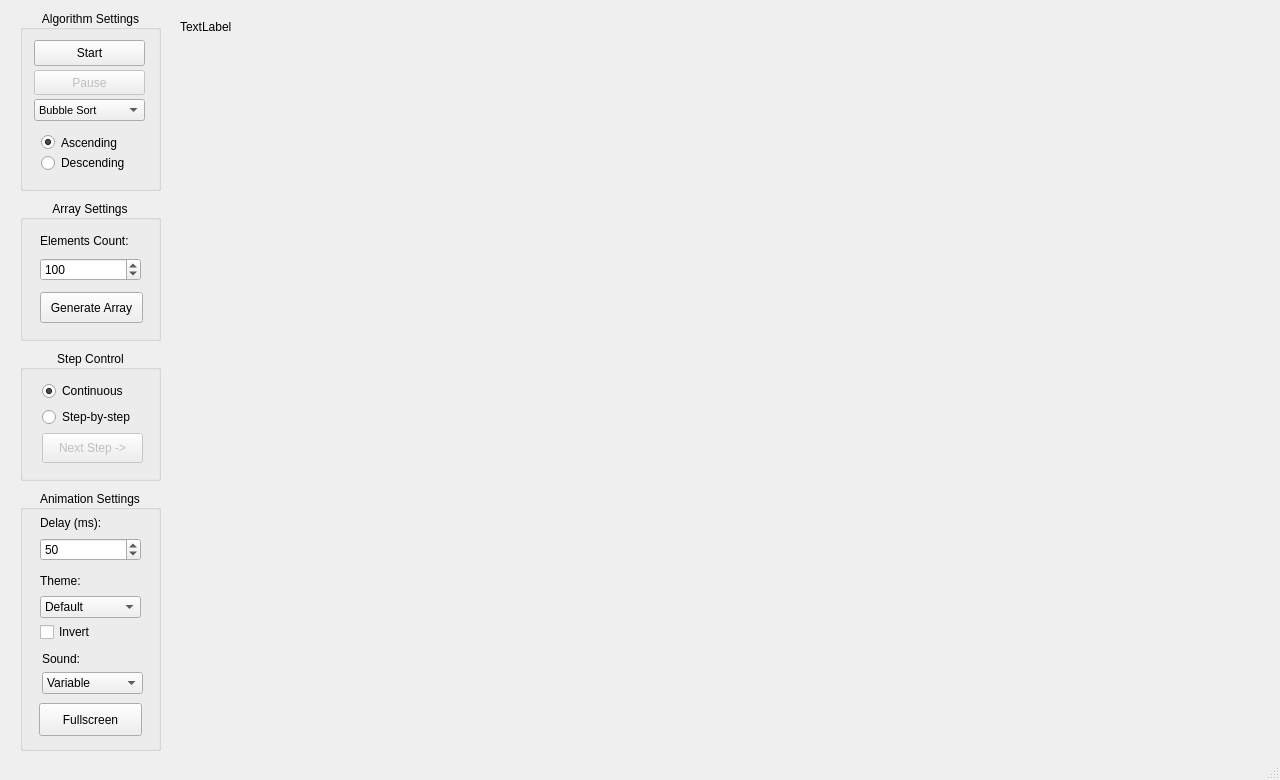
adamt-eng/sorting-visualizer, file mainwindow.ui: the form before one commit.
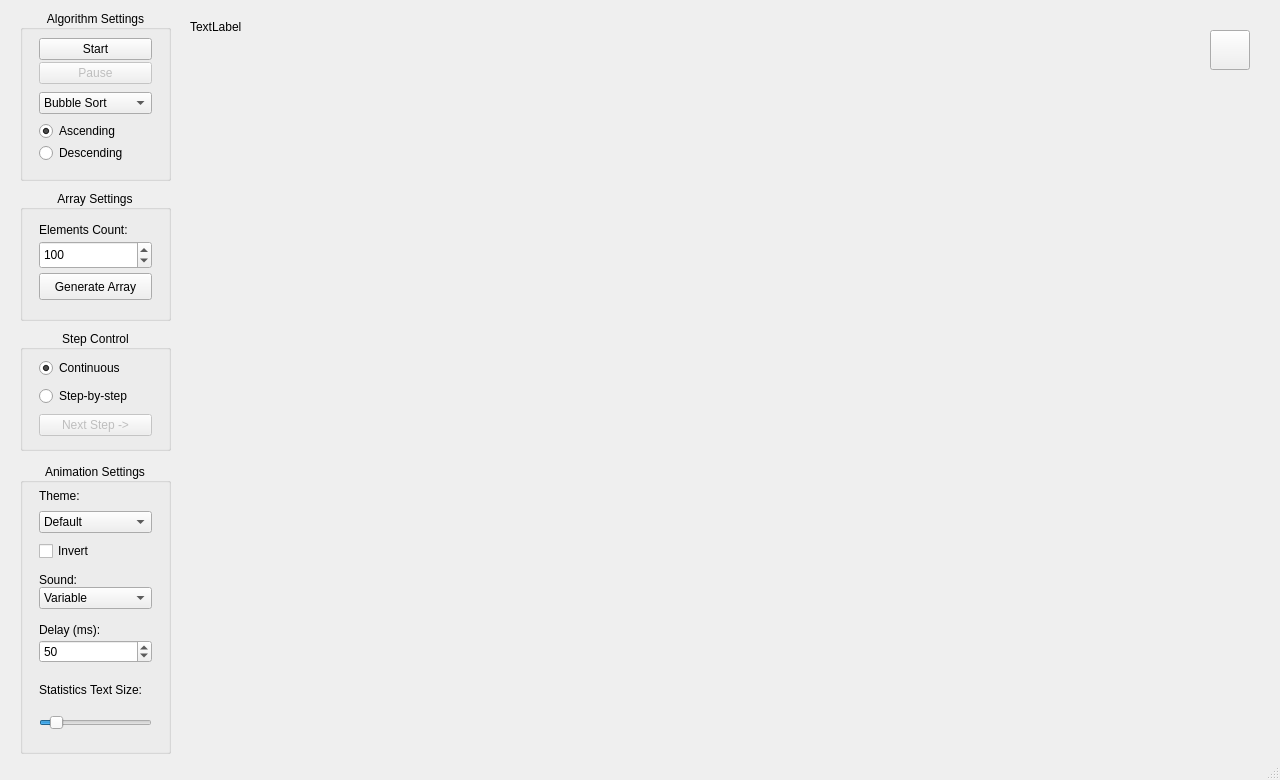
The form after the commit. Icons and pictures are not drawn.

The edit to the form file:
```diff
--- a/mainwindow.ui
+++ b/mainwindow.ui
@@ -18,7 +18,7 @@
   </property>
   <property name="minimumSize">
    <size>
-    <width>360</width>
+    <width>0</width>
     <height>780</height>
    </size>
   </property>
@@ -39,9 +39,9 @@
     <property name="geometry">
      <rect>
       <x>20</x>
-      <y>350</y>
-      <width>141</width>
-      <height>131</height>
+      <y>330</y>
+      <width>151</width>
+      <height>121</height>
      </rect>
     </property>
     <property name="title">
@@ -53,18 +53,38 @@
     <property name="flat">
      <bool>false</bool>
     </property>
-    <widget class="QWidget" name="verticalLayoutWidget_3">
-     <property name="geometry">
-      <rect>
-       <x>22</x>
-       <y>31</y>
-       <width>101</width>
-       <height>82</height>
-      </rect>
+    <layout class="QVBoxLayout" name="verticalLayout_4">
+     <property name="spacing">
+      <number>0</number>
      </property>
+     <property name="leftMargin">
+      <number>0</number>
+     </property>
+     <property name="topMargin">
+      <number>0</number>
+     </property>
+     <property name="rightMargin">
+      <number>0</number>
+     </property>
+     <property name="bottomMargin">
+      <number>0</number>
+     </property>
+     <item>
      <layout class="QVBoxLayout" name="stepControlLayout">
       <property name="spacing">
-       <number>6</number>
+        <number>8</number>
+       </property>
+       <property name="leftMargin">
+        <number>16</number>
+       </property>
+       <property name="topMargin">
+        <number>8</number>
+       </property>
+       <property name="rightMargin">
+        <number>16</number>
+       </property>
+       <property name="bottomMargin">
+        <number>12</number>
       </property>
       <item>
        <widget class="QRadioButton" name="continuousRadioButton">
@@ -115,15 +135,16 @@
        </widget>
       </item>
      </layout>
-    </widget>
+     </item>
+    </layout>
    </widget>
    <widget class="QGroupBox" name="algorithmSettingsGroupBox">
     <property name="geometry">
      <rect>
       <x>20</x>
       <y>10</y>
-      <width>141</width>
-      <height>181</height>
+      <width>151</width>
+      <height>171</height>
      </rect>
     </property>
     <property name="title">
@@ -135,67 +156,43 @@
     <property name="flat">
      <bool>false</bool>
     </property>
-    <widget class="QWidget" name="verticalLayoutWidget">
-     <property name="geometry">
-      <rect>
-       <x>21</x>
-       <y>122</y>
-       <width>101</width>
-       <height>41</height>
-      </rect>
-     </property>
-     <layout class="QVBoxLayout" name="orderLayout">
+    <layout class="QVBoxLayout" name="verticalLayout_6">
       <property name="spacing">
        <number>0</number>
       </property>
-      <item>
-       <widget class="QRadioButton" name="ascendingRadioButton">
-        <property name="sizePolicy">
-         <sizepolicy hsizetype="Minimum" vsizetype="MinimumExpanding">
-          <horstretch>0</horstretch>
-          <verstretch>0</verstretch>
-         </sizepolicy>
-        </property>
-        <property name="focusPolicy">
-         <enum>Qt::FocusPolicy::NoFocus</enum>
-        </property>
-        <property name="text">
-         <string>Ascending</string>
-        </property>
-        <property name="checked">
-         <bool>true</bool>
-        </property>
-       </widget>
-      </item>
+     <property name="leftMargin">
+      <number>0</number>
+     </property>
+     <property name="topMargin">
+      <number>0</number>
+     </property>
+     <property name="rightMargin">
+      <number>0</number>
+     </property>
+     <property name="bottomMargin">
+      <number>0</number>
+     </property>
       <item>
-       <widget class="QRadioButton" name="descendingRadioButton">
-        <property name="focusPolicy">
-         <enum>Qt::FocusPolicy::NoFocus</enum>
-        </property>
-        <property name="text">
-         <string>Descending</string>
-        </property>
-       </widget>
-      </item>
-     </layout>
-    </widget>
-    <widget class="QWidget" name="verticalLayoutWidget_5">
-     <property name="geometry">
-      <rect>
-       <x>14</x>
-       <y>30</y>
-       <width>111</width>
-       <height>81</height>
-      </rect>
-     </property>
      <layout class="QVBoxLayout" name="startLayout">
       <property name="spacing">
-       <number>4</number>
+        <number>2</number>
+       </property>
+       <property name="leftMargin">
+        <number>16</number>
+       </property>
+       <property name="topMargin">
+        <number>8</number>
+       </property>
+       <property name="rightMargin">
+        <number>16</number>
+       </property>
+       <property name="bottomMargin">
+        <number>2</number>
       </property>
       <item>
        <widget class="QPushButton" name="startButton">
         <property name="sizePolicy">
-         <sizepolicy hsizetype="Preferred" vsizetype="Preferred">
+          <sizepolicy hsizetype="Preferred" vsizetype="Expanding">
           <horstretch>0</horstretch>
           <verstretch>0</verstretch>
          </sizepolicy>
@@ -214,7 +211,7 @@
          <bool>false</bool>
         </property>
         <property name="sizePolicy">
-         <sizepolicy hsizetype="Preferred" vsizetype="Preferred">
+          <sizepolicy hsizetype="Preferred" vsizetype="Expanding">
           <horstretch>0</horstretch>
           <verstretch>0</verstretch>
          </sizepolicy>
@@ -227,11 +224,36 @@
         </property>
        </widget>
       </item>
+      </layout>
+     </item>
+     <item>
+      <layout class="QVBoxLayout" name="algorithmLayout">
+       <property name="spacing">
+        <number>0</number>
+       </property>
+       <property name="leftMargin">
+        <number>16</number>
+       </property>
+       <property name="topMargin">
+        <number>6</number>
+       </property>
+       <property name="rightMargin">
+        <number>16</number>
+       </property>
+       <property name="bottomMargin">
+        <number>6</number>
+       </property>
       <item>
        <widget class="QComboBox" name="algorithmComboBox">
+         <property name="sizePolicy">
+          <sizepolicy hsizetype="Preferred" vsizetype="Preferred">
+           <horstretch>0</horstretch>
+           <verstretch>0</verstretch>
+          </sizepolicy>
+         </property>
         <property name="font">
          <font>
-          <pointsize>8</pointsize>
+           <pointsize>9</pointsize>
          </font>
         </property>
         <property name="focusPolicy">
@@ -298,15 +320,70 @@
        </widget>
       </item>
      </layout>
-    </widget>
+     </item>
+     <item>
+      <layout class="QVBoxLayout" name="orderLayout">
+       <property name="spacing">
+        <number>4</number>
+       </property>
+       <property name="leftMargin">
+        <number>16</number>
+       </property>
+       <property name="topMargin">
+        <number>2</number>
+       </property>
+       <property name="rightMargin">
+        <number>16</number>
+       </property>
+       <property name="bottomMargin">
+        <number>16</number>
+       </property>
+       <item>
+        <widget class="QRadioButton" name="ascendingRadioButton">
+         <property name="sizePolicy">
+          <sizepolicy hsizetype="Preferred" vsizetype="Preferred">
+           <horstretch>0</horstretch>
+           <verstretch>0</verstretch>
+          </sizepolicy>
+         </property>
+         <property name="focusPolicy">
+          <enum>Qt::FocusPolicy::NoFocus</enum>
+         </property>
+         <property name="text">
+          <string>Ascending</string>
+         </property>
+         <property name="checked">
+          <bool>true</bool>
+         </property>
+        </widget>
+       </item>
+       <item>
+        <widget class="QRadioButton" name="descendingRadioButton">
+         <property name="sizePolicy">
+          <sizepolicy hsizetype="Preferred" vsizetype="Preferred">
+           <horstretch>0</horstretch>
+           <verstretch>0</verstretch>
+          </sizepolicy>
+         </property>
+         <property name="focusPolicy">
+          <enum>Qt::FocusPolicy::NoFocus</enum>
+         </property>
+         <property name="text">
+          <string>Descending</string>
+         </property>
+        </widget>
+       </item>
+      </layout>
+     </item>
+    </layout>
    </widget>
    <widget class="QGroupBox" name="animationSettingsGroupBox">
     <property name="geometry">
      <rect>
       <x>20</x>
-      <y>490</y>
-      <width>141</width>
-      <height>261</height>
+      <y>463</y>
+      <width>151</width>
+      <height>291</height>
      </rect>
     </property>
     <property name="title">
@@ -318,103 +395,63 @@
     <property name="flat">
      <bool>false</bool>
     </property>
-    <widget class="QWidget" name="verticalLayoutWidget_7">
-     <property name="geometry">
-      <rect>
-       <x>20</x>
-       <y>20</y>
-       <width>101</width>
-       <height>51</height>
-      </rect>
-     </property>
-     <layout class="QVBoxLayout" name="delayLayout">
+    <layout class="QVBoxLayout" name="verticalLayout_3">
       <property name="spacing">
-       <number>3</number>
-      </property>
-      <item>
-       <widget class="QLabel" name="delayLabel">
-        <property name="text">
-         <string>Delay (ms):</string>
-        </property>
-       </widget>
-      </item>
-      <item>
-       <widget class="QSpinBox" name="delaySpinBox">
-        <property name="focusPolicy">
-         <enum>Qt::FocusPolicy::WheelFocus</enum>
-        </property>
-        <property name="minimum">
-         <number>1</number>
-        </property>
-        <property name="maximum">
-         <number>10000</number>
-        </property>
-        <property name="value">
-         <number>50</number>
-        </property>
-       </widget>
-      </item>
-     </layout>
-    </widget>
-    <widget class="QWidget" name="verticalLayoutWidget_4">
-     <property name="geometry">
-      <rect>
-       <x>19</x>
-       <y>213</y>
-       <width>103</width>
-       <height>33</height>
-      </rect>
-     </property>
-     <layout class="QVBoxLayout" name="fullScreenLayout">
-      <property name="spacing">
+      <number>0</number>
+     </property>
+     <property name="leftMargin">
+      <number>0</number>
+     </property>
+     <property name="topMargin">
+      <number>0</number>
+     </property>
+     <property name="rightMargin">
+      <number>0</number>
+     </property>
+     <property name="bottomMargin">
        <number>0</number>
       </property>
       <item>
-       <widget class="QPushButton" name="fullScreenButton">
-        <property name="sizePolicy">
-         <sizepolicy hsizetype="Preferred" vsizetype="Preferred">
-          <horstretch>0</horstretch>
-          <verstretch>0</verstretch>
-         </sizepolicy>
-        </property>
-        <property name="minimumSize">
-         <size>
-          <width>101</width>
-          <height>31</height>
-         </size>
-        </property>
-        <property name="focusPolicy">
-         <enum>Qt::FocusPolicy::NoFocus</enum>
-        </property>
-        <property name="text">
-         <string>Fullscreen</string>
-        </property>
-       </widget>
-      </item>
-     </layout>
-    </widget>
-    <widget class="QWidget" name="verticalLayoutWidget_6">
-     <property name="geometry">
-      <rect>
-       <x>20</x>
-       <y>80</y>
-       <width>101</width>
-       <height>72</height>
-      </rect>
-     </property>
      <layout class="QVBoxLayout" name="themeLayout">
       <property name="spacing">
+        <number>8</number>
+       </property>
+       <property name="leftMargin">
+        <number>16</number>
+       </property>
+       <property name="topMargin">
+        <number>6</number>
+       </property>
+       <property name="rightMargin">
+        <number>16</number>
+       </property>
+       <property name="bottomMargin">
        <number>4</number>
       </property>
       <item>
        <widget class="QLabel" name="themeLabel">
+         <property name="sizePolicy">
+          <sizepolicy hsizetype="Preferred" vsizetype="Minimum">
+           <horstretch>0</horstretch>
+           <verstretch>0</verstretch>
+          </sizepolicy>
+         </property>
         <property name="text">
          <string>Theme:</string>
         </property>
+         <property name="alignment">
+          <set>Qt::AlignmentFlag::AlignBottom|Qt::AlignmentFlag::AlignLeading|Qt::AlignmentFlag::AlignLeft</set>
+         </property>
        </widget>
       </item>
       <item>
        <widget class="QComboBox" name="themeComboBox">
+         <property name="sizePolicy">
+          <sizepolicy hsizetype="Preferred" vsizetype="Minimum">
+           <horstretch>0</horstretch>
+           <verstretch>0</verstretch>
+          </sizepolicy>
+         </property>
         <property name="focusPolicy">
          <enum>Qt::FocusPolicy::NoFocus</enum>
         </property>
@@ -480,6 +517,12 @@
       </item>
       <item>
        <widget class="QCheckBox" name="invertThemeCheckBox">
+         <property name="sizePolicy">
+          <sizepolicy hsizetype="Minimum" vsizetype="Minimum">
+           <horstretch>0</horstretch>
+           <verstretch>0</verstretch>
+          </sizepolicy>
+         </property>
         <property name="focusPolicy">
          <enum>Qt::FocusPolicy::NoFocus</enum>
         </property>
@@ -492,25 +535,31 @@
        </widget>
       </item>
      </layout>
-    </widget>
-    <widget class="QWidget" name="verticalLayoutWidget_9">
-     <property name="geometry">
-      <rect>
-       <x>22</x>
-       <y>157</y>
-       <width>101</width>
-       <height>52</height>
-      </rect>
-     </property>
+     </item>
+     <item>
+      <layout class="QVBoxLayout" name="verticalLayout">
+       <item>
      <layout class="QVBoxLayout" name="soundLayout">
-      <property name="spacing">
-       <number>2</number>
+         <property name="leftMargin">
+          <number>16</number>
+         </property>
+         <property name="topMargin">
+          <number>8</number>
+         </property>
+         <property name="rightMargin">
+          <number>16</number>
       </property>
       <property name="bottomMargin">
-       <number>5</number>
+          <number>8</number>
       </property>
       <item>
        <widget class="QLabel" name="soundLabel">
+           <property name="sizePolicy">
+            <sizepolicy hsizetype="Preferred" vsizetype="Minimum">
+             <horstretch>0</horstretch>
+             <verstretch>0</verstretch>
+            </sizepolicy>
+           </property>
         <property name="text">
          <string>Sound:</string>
         </property>
@@ -518,6 +567,12 @@
       </item>
       <item>
        <widget class="QComboBox" name="soundComboBox">
+           <property name="sizePolicy">
+            <sizepolicy hsizetype="Preferred" vsizetype="Minimum">
+             <horstretch>0</horstretch>
+             <verstretch>0</verstretch>
+            </sizepolicy>
+           </property>
         <property name="focusPolicy">
          <enum>Qt::FocusPolicy::NoFocus</enum>
         </property>
@@ -554,17 +609,143 @@
        </widget>
       </item>
      </layout>
-    </widget>
+       </item>
+       <item>
+        <layout class="QVBoxLayout" name="delayLayout">
+         <property name="spacing">
+          <number>3</number>
+         </property>
+         <property name="leftMargin">
+          <number>16</number>
+         </property>
+         <property name="topMargin">
+          <number>6</number>
+         </property>
+         <property name="rightMargin">
+          <number>16</number>
+         </property>
+         <property name="bottomMargin">
+          <number>8</number>
+         </property>
+         <item>
+          <widget class="QLabel" name="delayLabel">
+           <property name="text">
+            <string>Delay (ms):</string>
+           </property>
+           <property name="alignment">
+            <set>Qt::AlignmentFlag::AlignBottom|Qt::AlignmentFlag::AlignLeading|Qt::AlignmentFlag::AlignLeft</set>
+           </property>
+          </widget>
+         </item>
+         <item>
+          <widget class="QSpinBox" name="delaySpinBox">
+           <property name="sizePolicy">
+            <sizepolicy hsizetype="Minimum" vsizetype="Preferred">
+             <horstretch>0</horstretch>
+             <verstretch>0</verstretch>
+            </sizepolicy>
+           </property>
+           <property name="focusPolicy">
+            <enum>Qt::FocusPolicy::WheelFocus</enum>
+           </property>
+           <property name="minimum">
+            <number>1</number>
+           </property>
+           <property name="maximum">
+            <number>10000</number>
+           </property>
+           <property name="value">
+            <number>50</number>
+           </property>
+          </widget>
+         </item>
+        </layout>
+       </item>
+       <item>
+        <layout class="QVBoxLayout" name="soundLayout_2">
+         <property name="spacing">
+          <number>6</number>
+         </property>
+         <property name="leftMargin">
+          <number>16</number>
+         </property>
+         <property name="topMargin">
+          <number>12</number>
+         </property>
+         <property name="rightMargin">
+          <number>16</number>
+         </property>
+         <property name="bottomMargin">
+          <number>8</number>
+         </property>
+         <item>
+          <widget class="QLabel" name="soundLabel_2">
+           <property name="sizePolicy">
+            <sizepolicy hsizetype="MinimumExpanding" vsizetype="Minimum">
+             <horstretch>0</horstretch>
+             <verstretch>0</verstretch>
+            </sizepolicy>
+           </property>
+           <property name="text">
+            <string>Statistics Text Size:</string>
+           </property>
+          </widget>
+         </item>
+         <item>
+          <widget class="QSlider" name="horizontalSlider">
+           <property name="sizePolicy">
+            <sizepolicy hsizetype="Expanding" vsizetype="MinimumExpanding">
+             <horstretch>0</horstretch>
+             <verstretch>0</verstretch>
+            </sizepolicy>
+           </property>
+           <property name="singleStep">
+            <number>1</number>
+           </property>
+           <property name="value">
+            <number>10</number>
+           </property>
+           <property name="sliderPosition">
+            <number>10</number>
+           </property>
+           <property name="tracking">
+            <bool>true</bool>
+           </property>
+           <property name="orientation">
+            <enum>Qt::Orientation::Horizontal</enum>
+           </property>
+           <property name="invertedAppearance">
+            <bool>false</bool>
+           </property>
+           <property name="invertedControls">
+            <bool>false</bool>
+           </property>
+          </widget>
+         </item>
+        </layout>
+       </item>
+      </layout>
+     </item>
+    </layout>
    </widget>
    <widget class="QLabel" name="textLabel">
     <property name="geometry">
      <rect>
-      <x>180</x>
+      <x>190</x>
       <y>20</y>
-      <width>1081</width>
-      <height>731</height>
+      <width>1071</width>
+      <height>730</height>
      </rect>
     </property>
+    <property name="sizePolicy">
+     <sizepolicy hsizetype="Preferred" vsizetype="Preferred">
+      <horstretch>0</horstretch>
+      <verstretch>0</verstretch>
+     </sizepolicy>
+    </property>
+    <property name="mouseTracking">
+     <bool>true</bool>
+    </property>
     <property name="focusPolicy">
      <enum>Qt::FocusPolicy::WheelFocus</enum>
     </property>
@@ -582,9 +763,9 @@
     <property name="geometry">
      <rect>
       <x>20</x>
-      <y>200</y>
-      <width>141</width>
-      <height>141</height>
+      <y>190</y>
+      <width>151</width>
+      <height>131</height>
      </rect>
     </property>
     <property name="title">
@@ -596,28 +777,63 @@
     <property name="flat">
      <bool>false</bool>
     </property>
-    <widget class="QWidget" name="verticalLayoutWidget_2">
-     <property name="geometry">
-      <rect>
-       <x>20</x>
-       <y>30</y>
-       <width>101</width>
-       <height>51</height>
-      </rect>
+    <layout class="QVBoxLayout" name="verticalLayout_5">
+     <property name="spacing">
+      <number>0</number>
      </property>
+     <property name="leftMargin">
+      <number>0</number>
+     </property>
+     <property name="topMargin">
+      <number>0</number>
+     </property>
+     <property name="rightMargin">
+      <number>0</number>
+     </property>
+     <property name="bottomMargin">
+      <number>0</number>
+     </property>
+     <item>
      <layout class="QVBoxLayout" name="elementsCountLayout">
       <property name="spacing">
-       <number>6</number>
+        <number>4</number>
+       </property>
+       <property name="leftMargin">
+        <number>16</number>
+       </property>
+       <property name="rightMargin">
+        <number>16</number>
+       </property>
+       <property name="bottomMargin">
+        <number>18</number>
       </property>
       <item>
        <widget class="QLabel" name="elementsCountLabel">
+         <property name="sizePolicy">
+          <sizepolicy hsizetype="Preferred" vsizetype="Preferred">
+           <horstretch>0</horstretch>
+           <verstretch>0</verstretch>
+          </sizepolicy>
+         </property>
         <property name="text">
          <string>Elements Count:</string>
         </property>
+         <property name="scaledContents">
+          <bool>false</bool>
+         </property>
+         <property name="alignment">
+          <set>Qt::AlignmentFlag::AlignBottom|Qt::AlignmentFlag::AlignLeading|Qt::AlignmentFlag::AlignLeft</set>
+         </property>
        </widget>
       </item>
       <item>
        <widget class="QSpinBox" name="elementsCount">
+         <property name="sizePolicy">
+          <sizepolicy hsizetype="Preferred" vsizetype="Preferred">
+           <horstretch>0</horstretch>
+           <verstretch>0</verstretch>
+          </sizepolicy>
+         </property>
         <property name="focusPolicy">
          <enum>Qt::FocusPolicy::WheelFocus</enum>
         </property>
@@ -632,21 +848,6 @@
         </property>
        </widget>
       </item>
-     </layout>
-    </widget>
-    <widget class="QWidget" name="verticalLayoutWidget_8">
-     <property name="geometry">
-      <rect>
-       <x>20</x>
-       <y>92</y>
-       <width>103</width>
-       <height>31</height>
-      </rect>
-     </property>
-     <layout class="QVBoxLayout" name="generateArrayLayout">
-      <property name="spacing">
-       <number>3</number>
-      </property>
       <item>
        <widget class="QPushButton" name="generateArrayButton">
         <property name="sizePolicy">
@@ -664,7 +865,39 @@
        </widget>
       </item>
      </layout>
-    </widget>
+     </item>
+    </layout>
+   </widget>
+   <widget class="QPushButton" name="fullScreenButton">
+    <property name="geometry">
+     <rect>
+      <x>1210</x>
+      <y>30</y>
+      <width>40</width>
+      <height>40</height>
+     </rect>
+    </property>
+    <property name="sizePolicy">
+     <sizepolicy hsizetype="Preferred" vsizetype="Preferred">
+      <horstretch>0</horstretch>
+      <verstretch>0</verstretch>
+     </sizepolicy>
+    </property>
+    <property name="focusPolicy">
+     <enum>Qt::FocusPolicy::NoFocus</enum>
+    </property>
+    <property name="text">
+     <string/>
+    </property>
+    <property name="icon">
+     <iconset theme="QIcon::ThemeIcon::ViewFullscreen"/>
+    </property>
+    <property name="iconSize">
+     <size>
+      <width>16</width>
+      <height>16</height>
+     </size>
+    </property>
    </widget>
    <zorder>arraySettingsGroupBox</zorder>
    <zorder>stepControlGroupBox</zorder>
```
Left out of the diff: 1 changed line with no effect on the pictures. Lines whose indentation alone changed are shown as unchanged.
